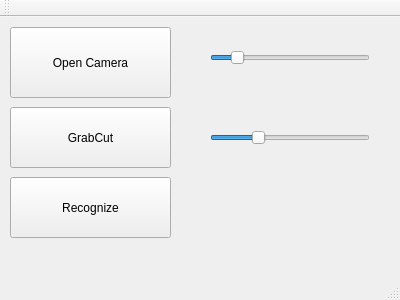
This is mainwindow.ui in jefftsai8049/MouseEvent as Qt 5 draws it before an edit. The edited form follows.
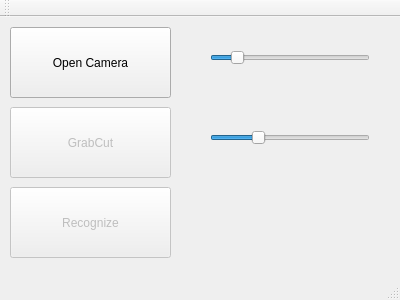
This is the edited form.

Commit message: fix hand gesture

Patch:
```diff
--- a/mainwindow.ui
+++ b/mainwindow.ui
@@ -28,12 +28,15 @@
     </property>
    </widget>
    <widget class="QPushButton" name="grabcut_pushButton">
+    <property name="enabled">
+     <bool>false</bool>
+    </property>
     <property name="geometry">
      <rect>
       <x>10</x>
       <y>90</y>
       <width>161</width>
-      <height>61</height>
+      <height>71</height>
      </rect>
     </property>
     <property name="text">
@@ -41,12 +44,15 @@
     </property>
    </widget>
    <widget class="QPushButton" name="recognize_pushButton">
+    <property name="enabled">
+     <bool>false</bool>
+    </property>
     <property name="geometry">
      <rect>
       <x>10</x>
-      <y>160</y>
+      <y>170</y>
       <width>161</width>
-      <height>61</height>
+      <height>71</height>
      </rect>
     </property>
     <property name="text">
```
The commit also changes 2 other files.
